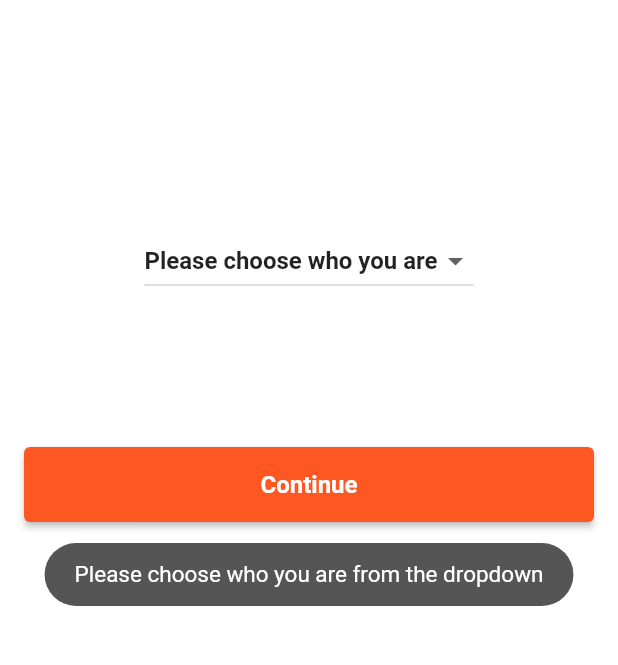
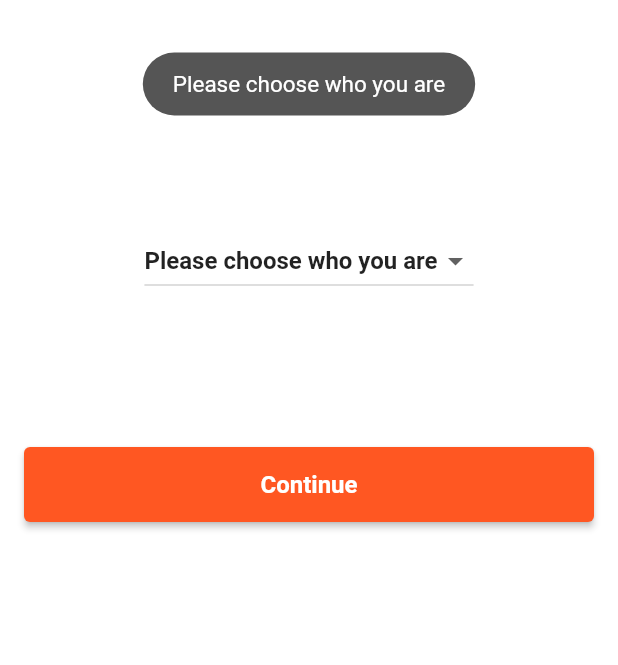
Before and after one commit to yscaliskan/CMPE492-Smartwatch-Authentication, a Flutter app: the screen it shows after launch, after a tap on "Continue", on a phone screen of 412 x 824 dp, the part 534-1199 px from its top. Run offline on Flutter 3.47's test engine with Material 2 defaults, Android fonts, the phone set to English and light mode, and no system bars; our stand-ins replace fl_chart, flutter_spinkit, get, google_fonts, hive, hive_flutter and 2 more; missing offline and left inert: tflite_flutter; accounts and stored records are empty.

```diff
--- a/lib/pages/home/homepage.dart
+++ b/lib/pages/home/homepage.dart
@@ -93,8 +93,14 @@ class _HomePageState extends State<HomePage> {
                       ),
                     ),
                     onPressed: () {
+                      Get.put(EmpaticaService());
+                      EmpaticaService serv = Get.find();
+                      print(serv.bandConnected);
                       if (_chosenPerson == null || _chosenPerson.isEmpty) {
-                        Toast.show("Please choose who you are from the dropdown", context, duration: Toast.LENGTH_LONG, gravity:  Toast.BOTTOM);
+                        Toast.show("Please choose who you are", context, duration: Toast.LENGTH_LONG, gravity:  Toast.CENTER);
+                      }
+                      else if (!serv.bandConnected) {
+                        Toast.show("Please connect an E4 device", context, duration: Toast.LENGTH_LONG, gravity:  Toast.CENTER);
                       }
                       else {
                         Navigator.push(
```
Also changed, not shown: 1 other file.
